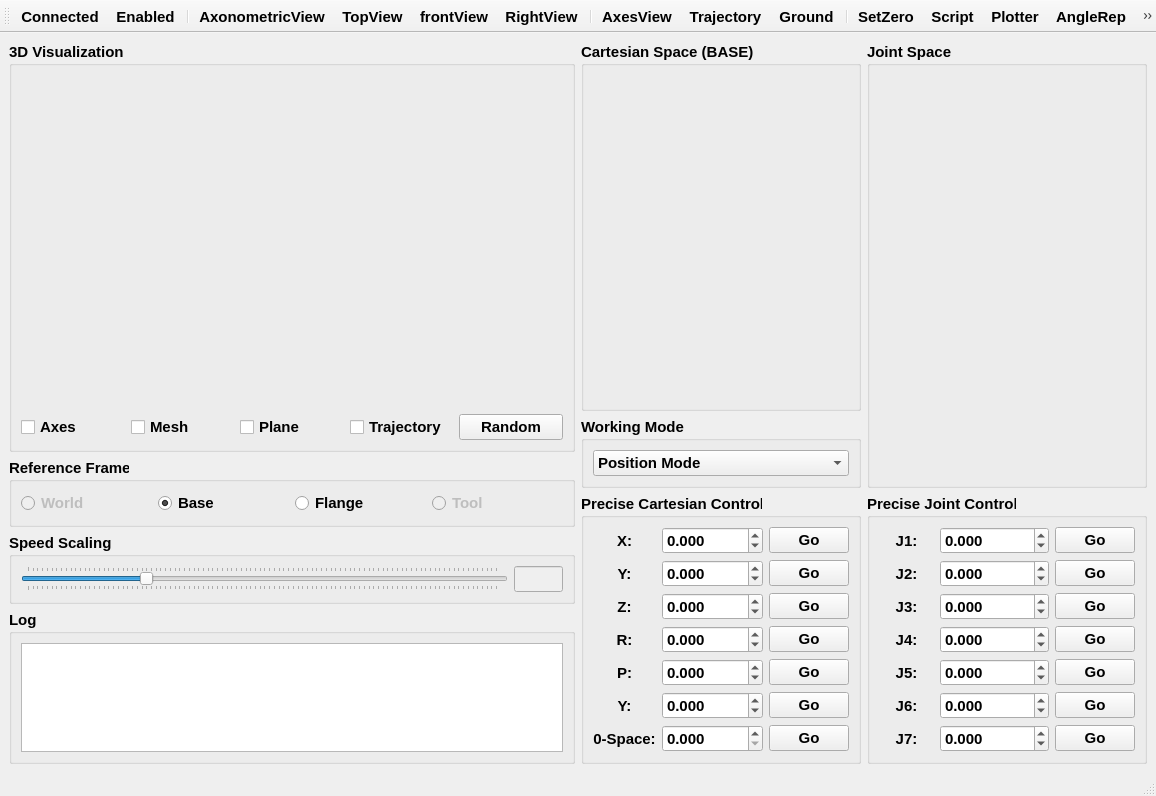
Before: the Qt Designer form src/RocosMainWindow.ui in thinkexist1989/rocos-viz, drawn with Qt 5.
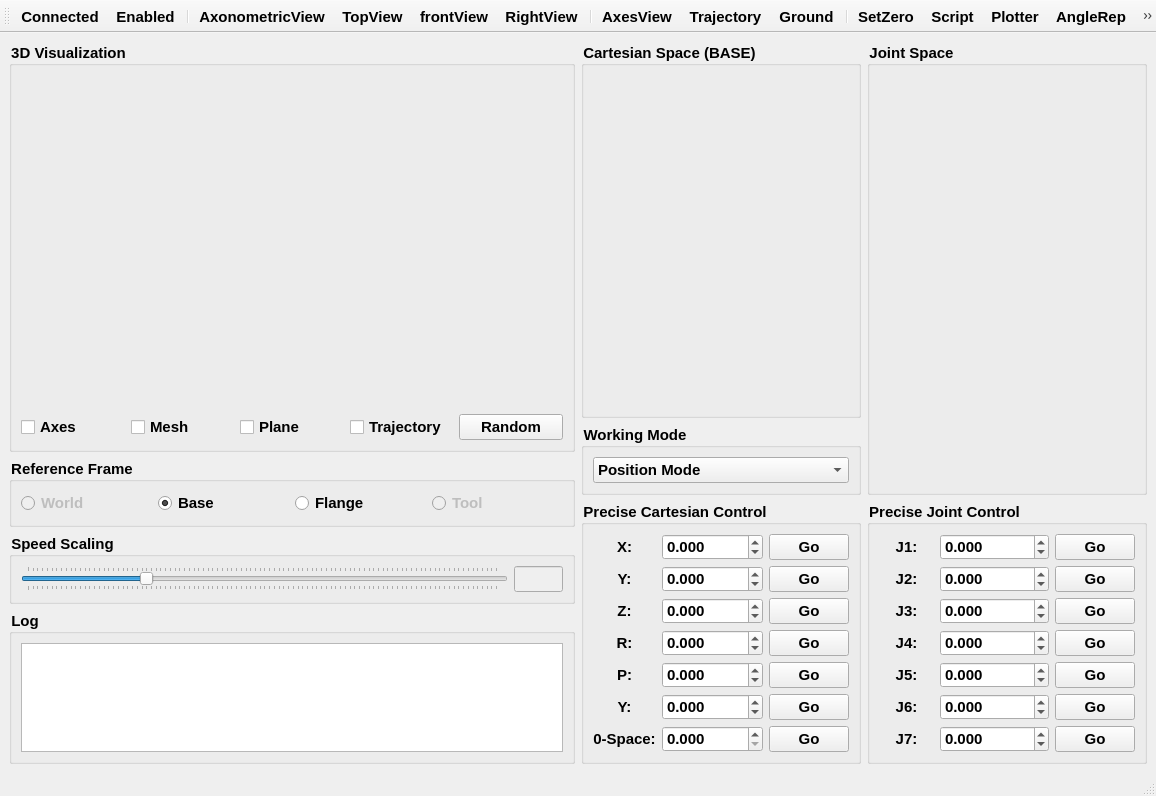
After: the same form once the commit is applied. Icons and pictures are not drawn. Custom widgets are drawn as their Qt base class.

Patch:
```diff
--- a/src/RocosMainWindow.ui
+++ b/src/RocosMainWindow.ui
@@ -10,18 +10,14 @@
     <height>796</height>
    </rect>
   </property>
-  <property name="font">
-   <font>
-    <family>Arial</family>
-    <pointsize>11</pointsize>
-    <weight>75</weight>
-    <italic>false</italic>
-    <bold>true</bold>
-   </font>
-  </property>
   <property name="windowTitle">
    <string>ROCOS-MainWindow</string>
   </property>
+  <property name="styleSheet">
+   <string notr="true">*{font-family: &quot;Arial&quot;;
+  font-size: 11pt;
+  font-weight: bold;}</string>
+  </property>
   <widget class="QWidget" name="centralwidget">
    <layout class="QGridLayout" name="gridLayout_10">
     <item row="0" column="0">
```
